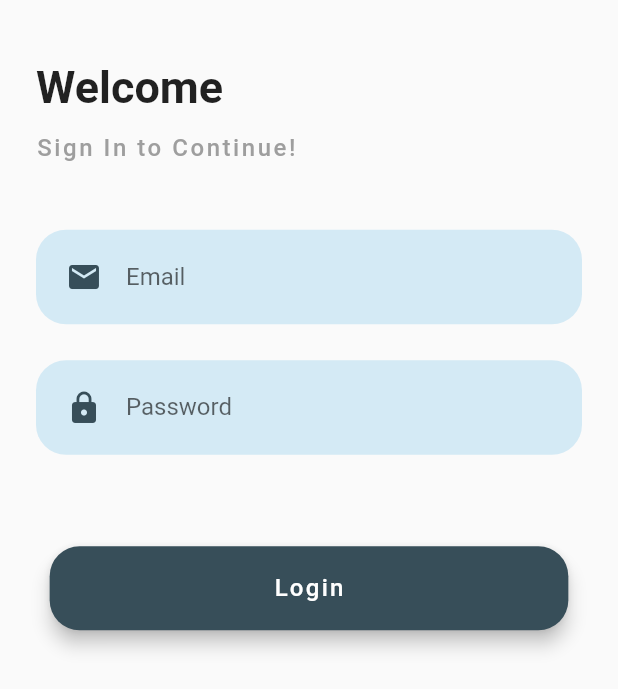
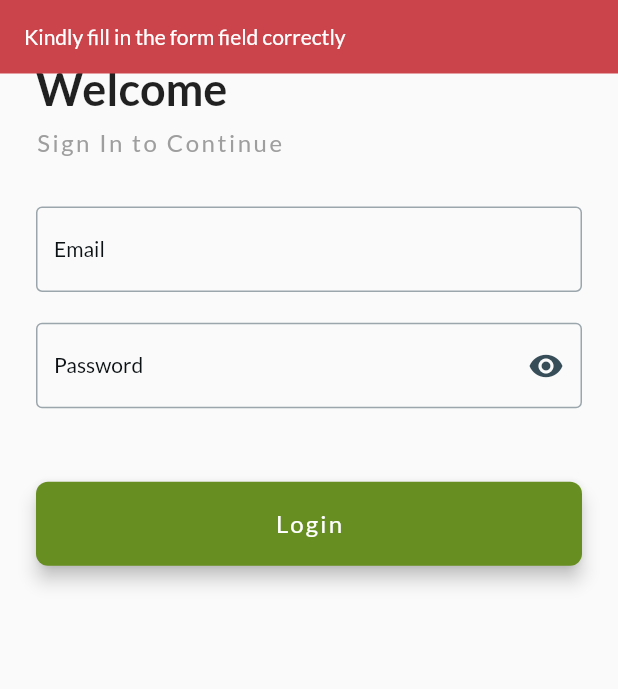
Before and after one commit to calebjesusegun/firebase_authentication_app, a Flutter app: the screen it shows after launch, after a tap on "Login", on a phone screen of 412 x 824 dp. Shown: the top 689 px of the screen. Run offline on Flutter 3.47's test engine with Material 2 defaults, Android fonts, the light colour scheme and no system bars; drawn by our look-alikes of another_flushbar; our stand-ins replace firebase_auth, firebase_core, firebase_crashlytics, get_it, google_fonts, lottie; accounts and stored records are empty.

Commit message:
chore: UI Refactor

```diff
--- a/lib/main.dart
+++ b/lib/main.dart
@@ -6,6 +6,7 @@ import 'package:firebase_authentication_app/ui/view/login/login_viewmodel.dart';
 import 'package:firebase_core/firebase_core.dart';
 import 'package:firebase_crashlytics/firebase_crashlytics.dart';
 import 'package:flutter/material.dart';
+import 'package:google_fonts/google_fonts.dart';
 import 'package:provider/provider.dart';
 
 Future main() async {
@@ -17,9 +18,6 @@ Future main() async {
 
   runZonedGuarded<Future<void>>(
     () async {
-      WidgetsFlutterBinding.ensureInitialized();
-      await Firebase.initializeApp();
-
       // Pass all uncaught errors from the framework to Crashlytics.
       FlutterError.onError =
           FirebaseCrashlytics.instance.recordFlutterFatalError;
@@ -50,9 +48,12 @@ class MyApp extends StatefulWidget {
 class _MyAppState extends State<MyApp> {
   @override
   Widget build(BuildContext context) {
-    return const MaterialApp(
+    return MaterialApp(
       debugShowCheckedModeBanner: false,
-      home: LoginView(),
+      theme: ThemeData(
+        textTheme: GoogleFonts.latoTextTheme(),
+      ),
+      home: const LoginView(),
     );
   }
 }
--- a/lib/services/auth_service.dart
+++ b/lib/services/auth_service.dart
@@ -7,7 +7,6 @@ class FirebaseService {
     try {
       UserCredential userCredential = await _auth.signInWithEmailAndPassword(
           email: email, password: password);
-
       return userCredential.user;
     } catch (e) {
       return null;
--- a/lib/ui/components/custom_button.dart
+++ b/lib/ui/components/custom_button.dart
@@ -5,18 +5,25 @@ class CustomButton extends StatelessWidget {
   final String label;
   final VoidCallback? onPressed;
   final Color? color;
+  final double width;
   const CustomButton(
-      {Key? key, required this.label, this.onPressed, this.color})
+      {Key? key,
+      required this.label,
+      this.onPressed,
+      this.color,
+      required this.width})
       : super(key: key);
 
   @override
   Widget build(BuildContext context) {
     return Padding(
       padding: const EdgeInsets.symmetric(vertical: 16.0),
+      child: SizedBox(
+        width: width,
         child: Material(
           elevation: 5.0,
           color: color,
-        borderRadius: BorderRadius.circular(20.0),
+          borderRadius: BorderRadius.circular(8.0),
           child: MaterialButton(
             onPressed: onPressed,
             minWidth: 8.0,
@@ -33,6 +40,7 @@ class CustomButton extends StatelessWidget {
             ),
           ),
         ),
+      ),
     );
   }
 }
--- a/lib/ui/components/custom_textfield_container.dart
+++ b/lib/ui/components/custom_textfield_container.dart
@@ -5,12 +5,13 @@ class CustomTextField extends StatelessWidget {
   final String labelText;
   final IconData? icon;
   final Widget? suffixIcon;
+  final bool obscureText;
   final ValueChanged<String> onChanged;
   final FocusNode? focusNode;
   final VoidCallback? onTap;
   final TextEditingController? controller;
+  final double? width;
   final bool? isReadOnly;
-  final double width;
   const CustomTextField({
     Key? key,
     required this.labelText,
@@ -18,40 +19,45 @@ class CustomTextField extends StatelessWidget {
     this.suffixIcon,
     required this.onChanged,
     this.onTap,
+    required this.obscureText,
     this.focusNode,
     this.controller,
+    this.width,
     this.isReadOnly,
-    required this.width,
   }) : super(key: key);
 
   @override
   Widget build(BuildContext context) {
     return Container(
-      margin: const EdgeInsets.symmetric(vertical: 12),
-      padding: const EdgeInsets.symmetric(horizontal: 20, vertical: 2),
       width: width,
       decoration: BoxDecoration(
-        color: kSecondaryColor20,
-        borderRadius: BorderRadius.circular(20),
+        borderRadius: BorderRadius.circular(4),
       ),
       child: TextField(
         onTap: onTap,
+        obscureText: obscureText,
         readOnly: isReadOnly ?? false,
         controller: controller,
+        keyboardType: TextInputType.text,
         focusNode: focusNode,
         onChanged: onChanged,
-        cursorColor: Colors.blue,
+        style: const TextStyle(fontSize: 14, color: kGray0),
+        cursorColor: kSecondaryColor,
         decoration: InputDecoration(
-          icon: icon != null
-              ? Icon(
-                  icon,
-                  color: kSecondaryColor,
-                )
-              : null,
           suffixIcon: suffixIcon,
           suffixIconColor: kSecondaryColor,
-          border: InputBorder.none,
+          border: const OutlineInputBorder(),
+          enabledBorder: OutlineInputBorder(
+            borderSide: const BorderSide(color: kGray10, width: 1.0),
+            borderRadius: BorderRadius.circular(4.0),
+          ),
           labelText: labelText,
+          labelStyle: const TextStyle(color: kGray0),
+          floatingLabelStyle: const TextStyle(color: kPrimaryColor),
+          focusedBorder: OutlineInputBorder(
+            borderSide: const BorderSide(color: kPrimaryColor, width: 1.0),
+            borderRadius: BorderRadius.circular(4.0),
+          ),
         ),
       ),
     );
--- a/lib/ui/constants/app_color.dart
+++ b/lib/ui/constants/app_color.dart
@@ -1,9 +1,11 @@
 import 'package:flutter/material.dart';
 
-const kPrimaryColor = Color(0xffF58220);
+const kPrimaryColor = Color(0xff678E20);
 const kPrimaryColor20 = Color(0xffFFE9D7);
 const kSecondaryColor = Color(0xff374E59);
 const kSecondaryColor20 = Color(0xffd4eaf5);
+const kGray0 = Color(0xff0B1012);
+const kGray10 = Color(0xff9BA6AC);
 const kGray20 = Color(0xffF1F1F1);
 const kSuccess = Color(0xff40916C);
 const kFail = Color(0xffCC444B);
--- a/lib/ui/view/home/home_view.dart
+++ b/lib/ui/view/home/home_view.dart
@@ -1,5 +1,6 @@
 import 'package:firebase_authentication_app/ui/constants/app_color.dart';
 import 'package:flutter/material.dart';
+import 'package:lottie/lottie.dart';
 
 class HomeView extends StatelessWidget {
   const HomeView({Key? key, required this.userEmail}) : super(key: key);
@@ -7,15 +8,34 @@ class HomeView extends StatelessWidget {
 
   @override
   Widget build(BuildContext context) {
+    Size size = MediaQuery.of(context).size;
     return SafeArea(
       child: Scaffold(
         body: Padding(
           padding: const EdgeInsets.all(24.0),
-          child: Center(
-            child: Text(
-              'Hello, here is your logged in Email Address: $userEmail',
-              style: const TextStyle(fontSize: 17, color: kPrimaryColor),
-            ),
+          child: Column(
+            mainAxisAlignment: MainAxisAlignment.center,
+            children: [
+              Lottie.asset(
+                'assets/success.json',
+                width: 160,
+                height: 160,
+                alignment: Alignment.center,
+              ),
+              const Text(
+                'Success!',
+                style: TextStyle(
+                    fontSize: 20, color: kGray0, fontWeight: FontWeight.w600),
+              ),
+              SizedBox(
+                height: size.height / 90,
+              ),
+              Text(
+                'You have successfully logged in with $userEmail',
+                textAlign: TextAlign.center,
+                style: const TextStyle(fontSize: 15, color: kGray10),
+              ),
+            ],
           ),
         ),
       ),
--- a/lib/ui/view/login/login_view.dart
+++ b/lib/ui/view/login/login_view.dart
@@ -2,7 +2,6 @@ import 'package:firebase_authentication_app/ui/components/custom_button.dart';
 import 'package:firebase_authentication_app/ui/components/custom_textfield_container.dart';
 import 'package:firebase_authentication_app/ui/constants/app_color.dart';
 import 'package:firebase_authentication_app/ui/view/login/login_viewmodel.dart';
-import 'package:firebase_crashlytics/firebase_crashlytics.dart';
 import 'package:flutter/material.dart';
 import 'package:provider/provider.dart';
 
@@ -34,12 +33,12 @@ class LoginView extends StatelessWidget {
                   ),
                 ),
                 SizedBox(
-                  height: size.height / 60,
+                  height: size.height / 90,
                 ),
                 SizedBox(
                   width: size.width / 1.1,
                   child: Text(
-                    "Sign In to Continue!",
+                    "Sign In to Continue",
                     style: TextStyle(
                       letterSpacing: 1.7,
                       color: Colors.grey[500],
@@ -53,16 +52,32 @@ class LoginView extends StatelessWidget {
                 ),
                 CustomTextField(
                   width: size.width * 0.9,
+                  obscureText: false,
                   icon: Icons.email,
                   labelText: 'Email',
                   onChanged: (String value) {
                     viewModel.setEmail(email: value);
                   },
                 ),
+                SizedBox(
+                  height: size.height / 40,
+                ),
                 CustomTextField(
                   width: size.width * 0.9,
+                  obscureText: viewModel.passwordVisible,
                   icon: Icons.lock,
                   labelText: 'Password',
+                  suffixIcon: IconButton(
+                    onPressed: () {
+                      viewModel.togglePassword();
+                    },
+                    icon: Icon(
+                      viewModel.passwordVisible
+                          ? Icons.visibility_off
+                          : Icons.visibility,
+                      color: kSecondaryColor,
+                    ),
+                  ),
                   onChanged: (String value) {
                     viewModel.setPassword(password: value);
                   },
@@ -70,7 +85,6 @@ class LoginView extends StatelessWidget {
                 SizedBox(
                   height: size.height / 25,
                 ),
-                // viewModel.isLoading
                 viewModel.loading
                     ? Center(
                         child: SizedBox(
@@ -79,16 +93,14 @@ class LoginView extends StatelessWidget {
                           child: const CircularProgressIndicator(),
                         ),
                       )
-                    : FractionallySizedBox(
-                        widthFactor: 0.95,
-                        child: CustomButton(
-                            color: kSecondaryColor,
-                            label: 'Login',
-                            onPressed: () async {
-                              // await viewModel.loginUser(context);
-                              FirebaseCrashlytics.instance.crash();
-                            }),
-                      ),
+                    : CustomButton(
+                        width: size.width * 0.9,
+                        color: kPrimaryColor,
+                        label: 'Login',
+                        onPressed: () async {
+                          await viewModel.loginUser(context);
+                          // FirebaseCrashlytics.instance.crash();
+                        }),
               ],
             ),
           ),
--- a/lib/ui/view/login/login_viewmodel.dart
+++ b/lib/ui/view/login/login_viewmodel.dart
@@ -9,6 +9,14 @@ class LoginViewModel extends ChangeNotifier {
 
   String _email = '';
   String _password = '';
+
+  bool _passwordVisible = false;
+  get passwordVisible => _passwordVisible;
+
+  void togglePassword() {
+    _passwordVisible = !_passwordVisible;
+    notifyListeners();
+  }
 
   //A setter for _Email
   void setEmail({required String email}) {
```
Also changed, not shown: assets/success.json (added, +1 -0 lines), pubspec.yaml (+12 -6 lines), pubspec.lock. Lines whose indentation alone changed are shown as unchanged.
